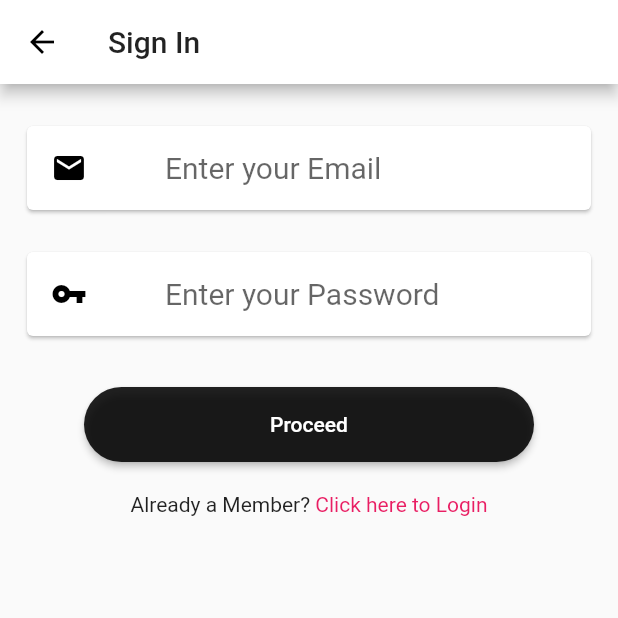
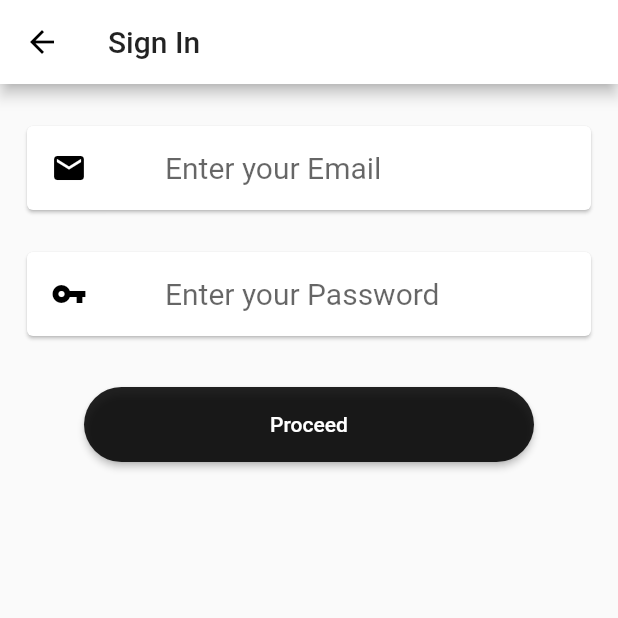
Before and after one commit to sehejjain/this-is-us-Flutter, a Flutter app: the EmailLoginScreen screen opened by its route, on a phone screen of 412 x 824 dp, the top half of it. Run offline on Flutter 3.47's test engine with Material 2 defaults, Android fonts, the phone set to English and light mode, and no system bars; drawn by our look-alikes of rounded_loading_button; our stand-ins replace cloud_firestore, firebase_auth, font_awesome_flutter, geolocator; missing offline and left inert: geocoder, place_picker; accounts and stored records are empty; Roboto replaces fonts that are missing (Source Sans Pro).

Commit message:
Added Login Redirect for Individual Sign In Page

```diff
--- a/lib/screens/individual/emailLogin.dart
+++ b/lib/screens/individual/emailLogin.dart
@@ -1,5 +1,4 @@
 import 'package:firebase_auth/firebase_auth.dart';
-import 'package:flutter/gestures.dart';
 import 'package:flutter/material.dart';
 import 'package:rounded_loading_button/rounded_loading_button.dart';
 import 'package:thisisus/constants.dart';
@@ -102,6 +101,12 @@ class _EmailLoginScreenState extends State<EmailLoginScreen> {
                             //TODO Add functionality
                           }
                           _btnController.success();
+                          //Delay to let button animation complete first.
+                          // TODO: Find better code.
+                          Future.delayed(const Duration(milliseconds: 0), () {
+                            Navigator.of(context)
+                                .popUntil((route) => route.isFirst);
+                          });
                         } catch (e) {
                           print(e);
                           _btnController.reset();
@@ -111,24 +116,6 @@ class _EmailLoginScreenState extends State<EmailLoginScreen> {
                     SizedBox(
                       height: 20,
                     ),
-                    Center(
-                      child: Text.rich(
-                        TextSpan(
-                          children: [
-                            TextSpan(
-                              text: 'Already a Member? ',
-                            ),
-                            TextSpan(
-                              text: 'Click here to Login',
-                              style: TextStyle(color: Colors.pink),
-                              recognizer: TapGestureRecognizer()
-                                ..onTap =
-                                    () => Navigator.pushNamed(context, 'login'),
-                            )
-                          ],
-                        ),
-                      ),
-                    )
                   ],
                 ),
               ),
```
